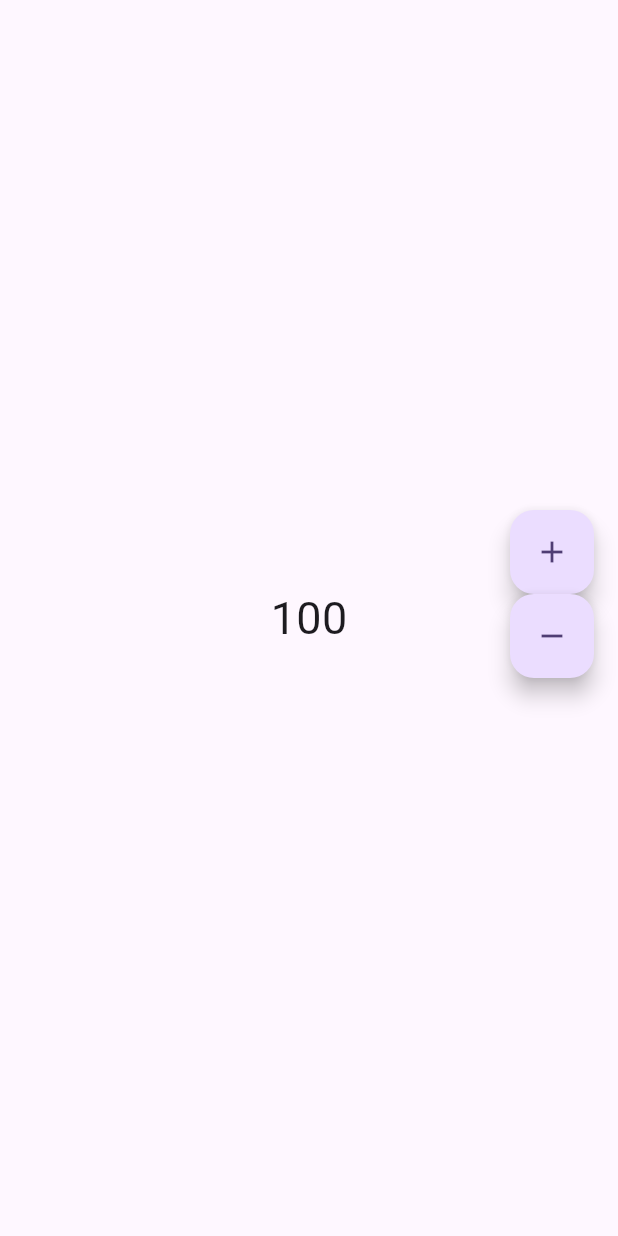
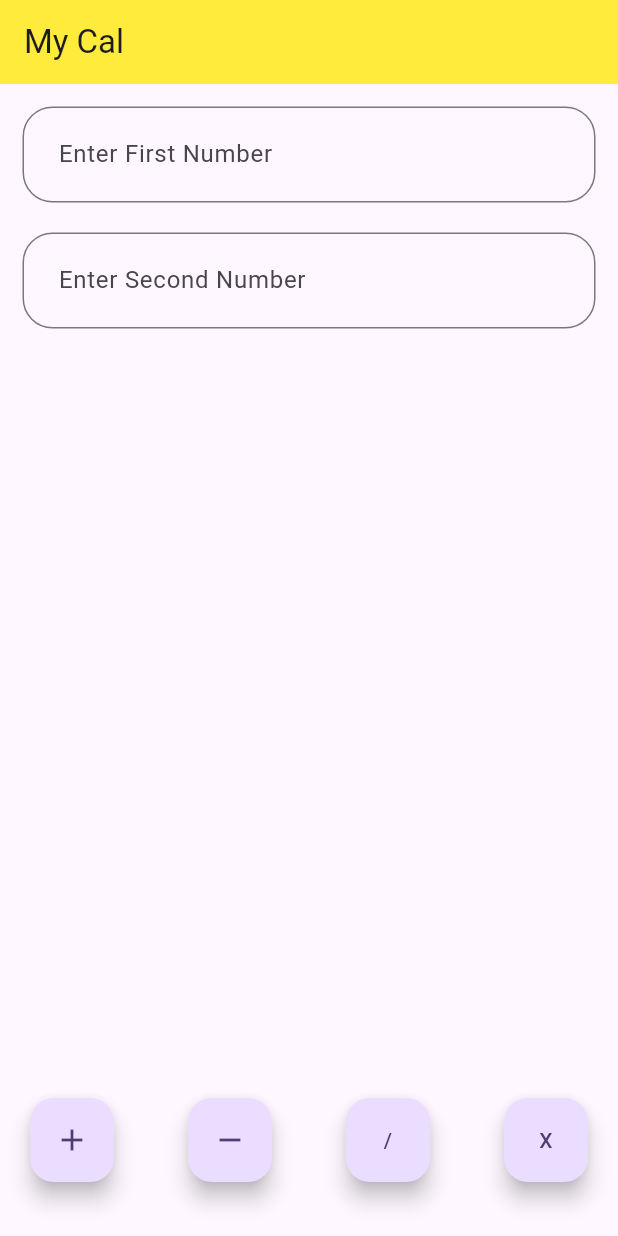
Before and after one commit to Ramesh-Kaushika/Fitness_Planner_App05, a Flutter app: the screen it shows after launch, on a phone screen of 412 x 824 dp. Run offline on Flutter 3.47's test engine with Material 3 defaults, Android fonts, the phone set to English and light mode, and no system bars.

Commit message:
cal pending

```diff
--- /dev/null
+++ b/lib/calculator.dart
@@ -0,0 +1,72 @@
+import 'package:flutter/material.dart';
+
+class MyCal extends StatefulWidget {
+   MyCal({super.key});
+
+  @override
+  State<MyCal> createState() => _MyCalState();
+}
+
+class _MyCalState extends State<MyCal> {
+  @override
+  Widget build(BuildContext context) {
+    return Scaffold(
+      appBar: AppBar(
+        title: const Text("My Cal"),
+        backgroundColor: Colors.yellow,
+      ),
+      body: Padding(
+        padding: const EdgeInsets.all(15.0),
+        child: Column(
+          children: [
+            TextField(
+              decoration: InputDecoration(
+                hintText: "Enter First Number",
+                border: OutlineInputBorder(
+                  borderRadius: BorderRadius.circular(20),
+                ),
+                contentPadding: const EdgeInsets.all(20)
+              ),
+            ),
+            const SizedBox(
+              height: 20,
+            ),
+            TextField(
+              decoration: InputDecoration(
+                hintText: "Enter Second Number",
+                border: OutlineInputBorder(
+                  borderRadius: BorderRadius.circular(20),
+                ),
+                contentPadding: const EdgeInsets.all(20)
+              ),
+            ),
+             const SizedBox(
+              height: 20,
+            ),
+          ],
+        ),
+      ),
+      floatingActionButtonLocation: FloatingActionButtonLocation.centerFloat,
+      floatingActionButton: Padding(
+        padding: const EdgeInsets.all(20.0),
+        child: Row(
+          mainAxisAlignment: MainAxisAlignment.spaceBetween,
+          children: [
+            FloatingActionButton(onPressed: (){},
+            child: const Icon(Icons.add),
+            ),
+            FloatingActionButton(onPressed: (){},
+            child: const Icon(Icons.remove),
+            ),
+            FloatingActionButton(onPressed: (){},
+            child: const Text("/"),
+            ),
+            FloatingActionButton(onPressed: (){},
+            child: const Text("X"),
+            ),
+          ],
+        ),
+      ),
+    );
+  }
+}
--- a/lib/main.dart
+++ b/lib/main.dart
@@ -1,3 +1,4 @@
+import 'package:fitness_planner/calculator.dart';
 import 'package:fitness_planner/home_page_no_state.dart';
 import 'package:fitness_planner/home_page_withState.dart';
 import 'package:flutter/material.dart';
@@ -18,7 +19,7 @@
         colorScheme: ColorScheme.fromSeed(seedColor: Colors.deepPurple),
         useMaterial3: true,
       ),
-      home: MyHomePage(),
+      home: MyCal(),
     );
   }
 }
```
